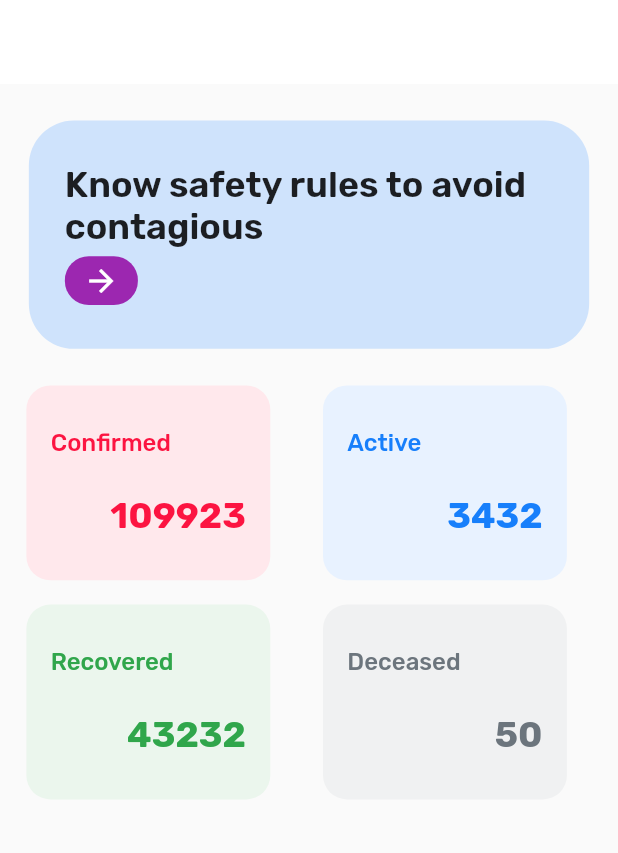
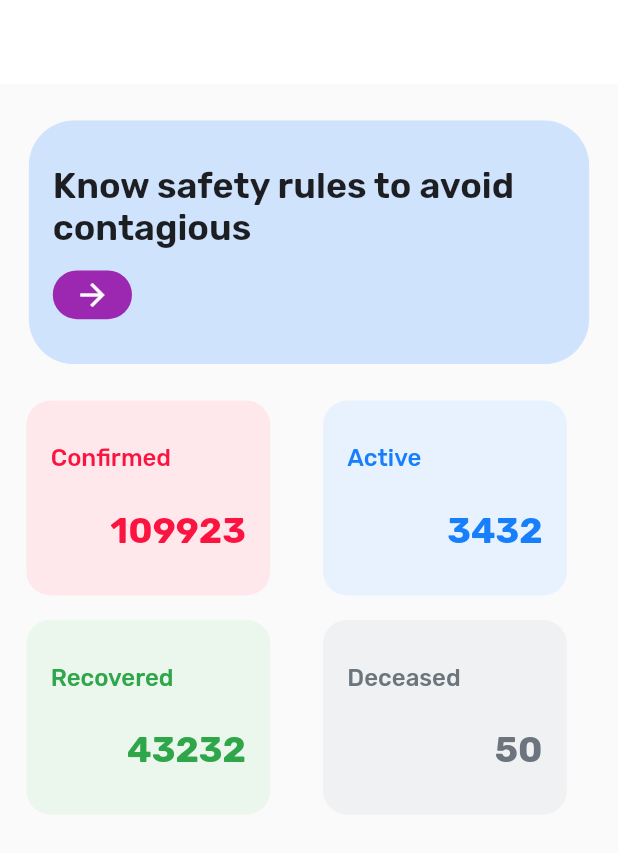
Before and after one commit to santtiagogp/Covid-App, a Flutter app: the screen it shows after launch, on a phone screen of 412 x 824 dp. Shown: the top 853 px of the screen. Run offline on Flutter 3.47's test engine with Material 2 defaults, Android fonts, the phone set to English and light mode, and no system bars; our stand-ins replace google_fonts.

Commit message:
Responsivity fixed

```diff
--- a/lib/application/pages/home/home_page.dart
+++ b/lib/application/pages/home/home_page.dart
@@ -84,11 +84,11 @@ class _InformationCard extends StatelessWidget {
     return Align(
       alignment: Alignment.topCenter,
       child: Container(
-        padding: const EdgeInsets.all(CovidSpacing.SPACE_LG),
+        padding: const EdgeInsets.all(CovidSpacing.SPACE_MD),
         margin: EdgeInsets.symmetric(
           vertical: _responsive.heightConfig(CovidSpacing.SPACE_LG)
         ),
-        height: _responsive.heightConfig(150),
+        height: _responsive.heightConfig(160),
         width: _responsive.widthConfig(340.0),
         decoration: BoxDecoration(
           color: CovidColors.darkBlue,
@@ -108,7 +108,7 @@ class _InformationCard extends StatelessWidget {
                 child: const Icon(Icons.arrow_forward_outlined,
                 color: CovidColors.white),
                 height: _responsive.heightConfig(CovidSpacing.SPACE_XL),
-                width: _responsive.heightConfig(CovidSpacing.SPACE_XXL),
+                width: _responsive.widthConfig(CovidSpacing.SPACE_XXL),
                 decoration: BoxDecoration(
                   color: Colors.purple,
                   borderRadius: BorderRadius.circular(CovidSpacing.SPACE_MD)
```
